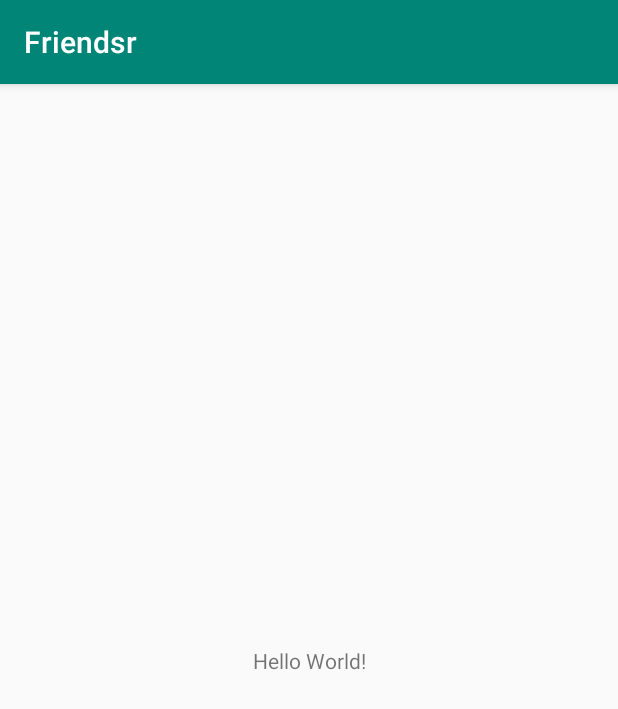
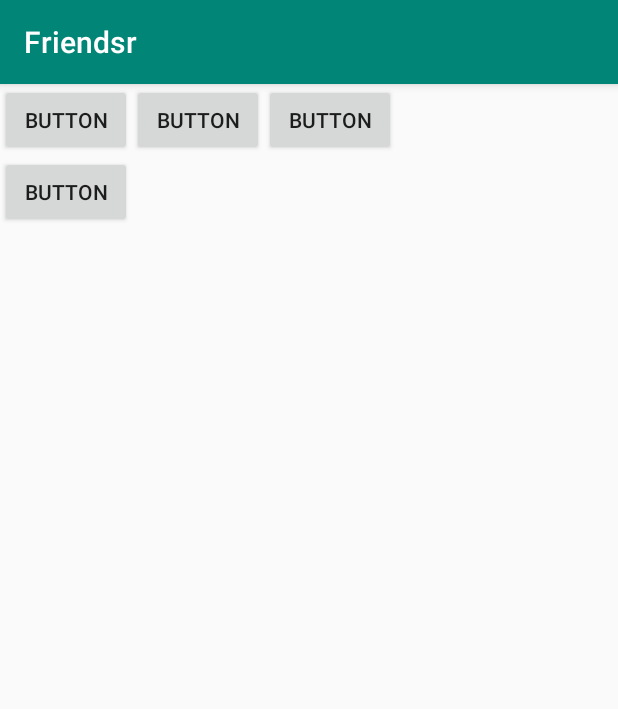
Before and after one commit to wesselrijk/Friendsr, an Android app: the screen it shows after launch (MainActivity), on a phone screen of 412 x 824 dp. Shown: the top 709 px of the screen. Run offline under Robolectric (Android 15) with nearby library versions, the phone set to English and light mode, and no system bars.

Commit message:
initial project

```diff
--- a/app/build.gradle
+++ b/app/build.gradle
@@ -25,4 +25,5 @@ dependencies {
     testImplementation 'junit:junit:4.12'
     androidTestImplementation 'com.android.support.test:runner:1.0.2'
     androidTestImplementation 'com.android.support.test.espresso:espresso-core:3.0.2'
+    implementation 'com.android.support:gridlayout-v7:28.0.0'
 }
--- a/app/src/main/res/layout/activity_main.xml
+++ b/app/src/main/res/layout/activity_main.xml
@@ -1,18 +1,41 @@
 <?xml version="1.0" encoding="utf-8"?>
-<android.support.constraint.ConstraintLayout xmlns:android="http://schemas.android.com/apk/res/android"
+<LinearLayout xmlns:android="http://schemas.android.com/apk/res/android"
     xmlns:app="http://schemas.android.com/apk/res-auto"
     xmlns:tools="http://schemas.android.com/tools"
+    android:orientation="vertical"
     android:layout_width="match_parent"
     android:layout_height="match_parent"
     tools:context=".MainActivity">
 
-    <TextView
-        android:layout_width="wrap_content"
-        android:layout_height="wrap_content"
-        android:text="Hello World!"
-        app:layout_constraintBottom_toBottomOf="parent"
-        app:layout_constraintLeft_toLeftOf="parent"
-        app:layout_constraintRight_toRightOf="parent"
-        app:layout_constraintTop_toTopOf="parent" />
+    <android.support.v7.widget.GridLayout
+        android:layout_width="match_parent"
+        android:layout_height="match_parent"
+        android:layout_gravity="center"
+        android:layout_weight="1"
+        app:columnCount="3">
 
-</android.support.constraint.ConstraintLayout>
+        <Button
+            android:id="@+id/button4"
+            android:layout_width="wrap_content"
+            android:layout_height="wrap_content"
+            android:text="Button" />
+
+        <Button
+            android:id="@+id/button"
+            android:layout_width="wrap_content"
+            android:layout_height="wrap_content"
+            android:text="Button" />
+
+        <Button
+            android:id="@+id/button2"
+            android:layout_width="wrap_content"
+            android:layout_height="wrap_content"
+            android:text="Button" />
+
+        <Button
+            android:id="@+id/button3"
+            android:layout_width="wrap_content"
+            android:layout_height="wrap_content"
+            android:text="Button" />
+    </android.support.v7.widget.GridLayout>
+</LinearLayout>
```
